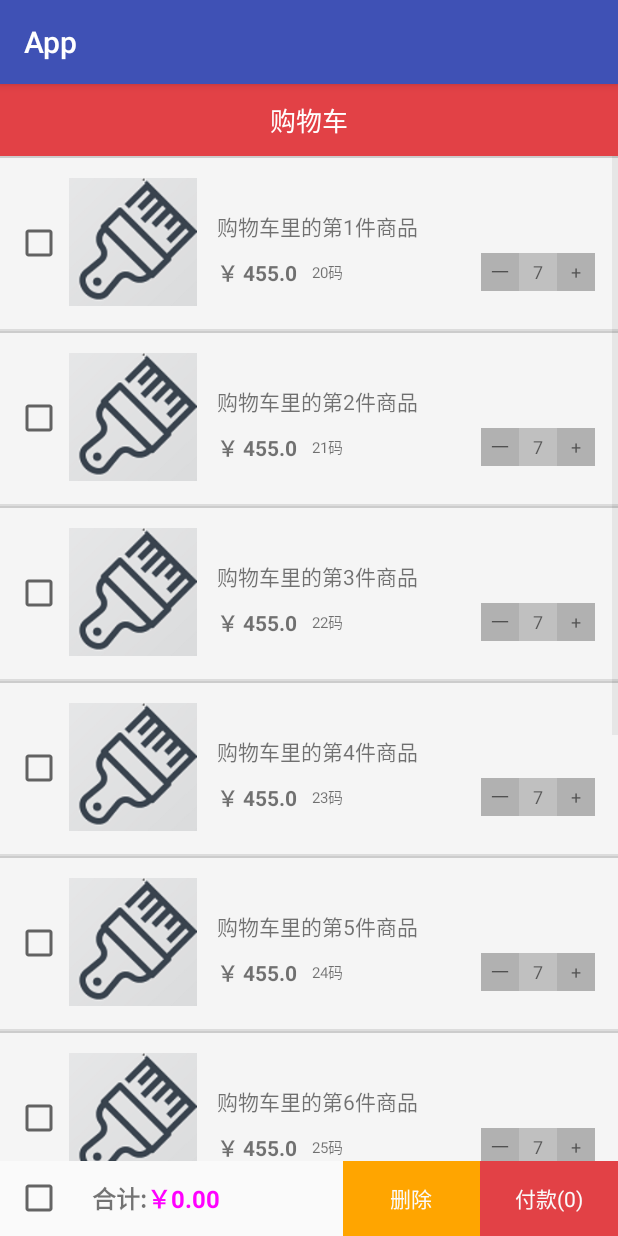
After one commit to Pyyyyyy/FitmentApp, an Android app: the ShoppingCar screen opened directly, with no data from a screen before it, on a phone screen of 412 x 824 dp. The commit adds this screen. Run offline under Robolectric (Android 15) with nearby library versions, the phone set to English and light mode, and no system bars.

Commit message:
WS20180506

```diff
--- /dev/null
+++ b/app/src/main/java/com/example/app/FitmentMaterial/CartAdapter.java
@@ -0,0 +1,151 @@
+package com.example.app.FitmentMaterial;
+
+/**
+ * Created by yickson on 2018/5/6.
+ */
+
+import android.content.Context;
+import android.view.LayoutInflater;
+import android.view.View;
+import android.view.ViewGroup;
+import android.widget.BaseAdapter;
+import android.widget.CheckBox;
+import android.widget.ImageView;
+import android.widget.TextView;
+import android.widget.Toast;
+
+import com.example.app.R;
+
+import java.util.HashMap;
+import java.util.List;
+import java.util.Map;
+public class CartAdapter extends BaseAdapter {
+
+    private Context context;
+    private List<HashMap<String,String>> dataList;
+    private ViewHolder vh;
+    private Map<String,Integer> pitchOnMap;
+    private RefreshPriceInterface refreshPriceInterface;
+
+    public CartAdapter(Context context, List<HashMap<String,String>> list){
+        this.context=context;
+        this.dataList=list;
+
+        pitchOnMap=new HashMap<>();
+        for(int i=0;i<dataList.size();i++){
+            pitchOnMap.put(dataList.get(i).get("id"),0);
+        }
+    }
+
+    @Override
+    public View getView(final int position, View view, ViewGroup viewGroup) {
+        vh=new ViewHolder();
+        if(view==null){
+            view= LayoutInflater.from(context).inflate(R.layout.shoppingcar_item,null);
+
+            vh.checkBox=(CheckBox)view.findViewById(R.id.check_box);
+            vh.icon=(ImageView)view.findViewById(R.id.iv_adapter_list_pic);
+            vh.name=(TextView)view.findViewById(R.id.tv_goods_name);
+            vh.price=(TextView)view.findViewById(R.id.tv_goods_price);
+            vh.type=(TextView)view.findViewById(R.id.tv_type_size);
+            vh.num=(TextView)view.findViewById(R.id.tv_num);
+            vh.reduce=(TextView)view.findViewById(R.id.tv_reduce);
+            vh.add=(TextView)view.findViewById(R.id.tv_add);
+
+            view.setTag(vh);
+        }else {
+            vh=(ViewHolder)view.getTag();
+        }
+
+        if(dataList.size()>0){
+
+            if(pitchOnMap.get(dataList.get(position).get("id"))==0)vh.checkBox.setChecked(false);
+            else vh.checkBox.setChecked(true);
+            HashMap<String,String> map=dataList.get(position);
+            vh.name.setText(map.get("name"));
+            vh.num.setText(map.get("count"));
+            vh.type.setText(map.get("type"));
+            vh.price.setText("￥ "+(Double.valueOf(map.get("price")) * Integer.valueOf(map.get("count"))));
+
+            vh.checkBox.setOnClickListener(new View.OnClickListener() {
+                @Override
+                public void onClick(View view) {
+                    final int index=position;
+                    if(((CheckBox)view).isChecked())pitchOnMap.put(dataList.get(index).get("id"),1);else pitchOnMap.put(dataList.get(index).get("id"),0);
+                    refreshPriceInterface.refreshPrice(pitchOnMap);
+                }
+            });
+            vh.reduce.setOnClickListener(new View.OnClickListener() {
+                @Override
+                public void onClick(View view) {
+                    final int index=position;
+                    dataList.get(index).put("count",(Integer.valueOf(dataList.get(index).get("count"))-1)+"");
+                    if(Integer.valueOf(dataList.get(index).get("count"))<=0){
+                        //可提示是否删除该商品,确定就remove,否则就保留1
+                        String deID=dataList.get(index).get("id");
+                        dataList.remove(index);
+                        pitchOnMap.remove(deID);
+                    }
+                    notifyDataSetChanged();
+                    refreshPriceInterface.refreshPrice(pitchOnMap);
+                }
+            });
+            vh.add.setOnClickListener(new View.OnClickListener() {
+                @Override
+                public void onClick(View view) {
+                    final int index=position;
+                    dataList.get(index).put("count",(Integer.valueOf(dataList.get(index).get("count"))+1)+"");
+                    if(Integer.valueOf(dataList.get(index).get("count"))>15){
+                        //15为库存可选择上限
+                        Toast.makeText(context,"已达库存上限~",Toast.LENGTH_SHORT).show();
+                        return;
+                    }
+                    notifyDataSetChanged();
+                    refreshPriceInterface.refreshPrice(pitchOnMap);
+                }
+            });
+        }
+
+        return view;
+    }
+
+    public Map<String,Integer> getPitchOnMap(){
+        return pitchOnMap;
+    }
+    public void setPitchOnMap(Map<String,Integer> pitchOnMap){
+        this.pitchOnMap=new HashMap<>();
+        this.pitchOnMap.putAll(pitchOnMap);
+    }
+
+    public interface RefreshPriceInterface{
+        void refreshPrice(Map<String, Integer> pitchOnMap);
+    }
+    public void setRefreshPriceInterface(RefreshPriceInterface refreshPriceInterface){
+        this.refreshPriceInterface=refreshPriceInterface;
+    }
+
+    @Override
+    public Object getItem(int i) {
+        return null;
+    }
+
+    @Override
+    public long getItemId(int i) {
+        return 0;
+    }
+
+    @Override
+    public int getCount() {
+        if (dataList != null) {
+            return dataList.size();
+        } else {
+            return 0;
+        }
+    }
+
+    class ViewHolder{
+        CheckBox checkBox;
+        ImageView icon;
+        TextView name,price,num,type,reduce,add;
+    }
+}
--- /dev/null
+++ b/app/src/main/java/com/example/app/FitmentMaterial/ShoppingCar.java
@@ -0,0 +1,163 @@
+package com.example.app.FitmentMaterial;
+
+import android.os.Bundle;
+import android.support.v7.app.AppCompatActivity;
+import android.view.View;
+import android.widget.CheckBox;
+import android.widget.ListView;
+import android.widget.TextView;
+import android.widget.Toast;
+
+import com.example.app.R;
+
+import java.util.ArrayList;
+import java.util.HashMap;
+import java.util.Iterator;
+import java.util.List;
+import java.util.Map;
+import java.util.Random;
+
+public class ShoppingCar extends AppCompatActivity implements CartAdapter.RefreshPriceInterface ,View.OnClickListener{
+
+    private ListView listView;
+    private CheckBox cb_check_all;
+    private TextView tv_total_price;
+    private TextView tv_delete;
+    private TextView tv_go_to_pay;
+
+    private CartAdapter adapter;
+
+    private double totalPrice = 0.00;
+    private int totalCount = 0;
+    private List<HashMap<String,String>> goodsList;
+
+    @Override
+    protected void onCreate(Bundle savedInstanceState) {
+        super.onCreate(savedInstanceState);
+        setContentView(R.layout.shoppingcar);
+
+        initDate();
+    }
+
+    //控制价格展示
+    private void priceControl(Map<String, Integer> pitchOnMap){
+        totalCount = 0;
+        totalPrice = 0.00;
+        for(int i=0;i<goodsList.size();i++){
+            if(pitchOnMap.get(goodsList.get(i).get("id"))==1){
+                totalCount=totalCount+Integer.valueOf(goodsList.get(i).get("count"));
+                double goodsPrice=Integer.valueOf(goodsList.get(i).get("count"))*Double.valueOf(goodsList.get(i).get("price"));
+                totalPrice=totalPrice+goodsPrice;
+            }
+        }
+        tv_total_price.setText("￥ "+totalPrice);
+        tv_go_to_pay.setText("付款("+totalCount+")");
+    }
+
+    @Override
+    public void refreshPrice(Map<String, Integer> pitchOnMap) {
+        priceControl(pitchOnMap);
+    }
+
+    @Override
+    public void onClick(View view) {
+        switch (view.getId()){
+            case R.id.all_chekbox:
+                AllTheSelected();
+                break;
+            case R.id.tv_go_to_pay:
+                if(totalCount<=0){
+                    Toast.makeText(this,"请选择要付款的商品~",Toast.LENGTH_SHORT).show();
+                    return;
+                }
+                Toast.makeText(this,"钱就是另一回事了~",Toast.LENGTH_SHORT).show();
+                break;
+            case R.id.tv_delete:
+                if(totalCount<=0){
+                    Toast.makeText(this,"请选择要删除的商品~",Toast.LENGTH_SHORT).show();
+                    return;
+                }
+                checkDelete(adapter.getPitchOnMap());
+                break;
+        }
+    }
+
+    //删除操作
+    private void checkDelete(Map<String,Integer> map){
+        List<HashMap<String,String>> waitDeleteList=new ArrayList<>();
+        Map<String,Integer> waitDeleteMap =new HashMap<>();
+        for(int i=0;i<goodsList.size();i++){
+            if(map.get(goodsList.get(i).get("id"))==1){
+                waitDeleteList.add(goodsList.get(i));
+                waitDeleteMap.put(goodsList.get(i).get("id"),map.get(goodsList.get(i).get("id")));
+            }
+        }
+        goodsList.removeAll(waitDeleteList);
+        map.remove(waitDeleteMap);
+        priceControl(map);
+        adapter.notifyDataSetChanged();
+    }
+
+    //全选或反选
+    private void AllTheSelected(){
+        Map<String,Integer> map=adapter.getPitchOnMap();
+        boolean isCheck=false;
+        boolean isUnCheck=false;
+        Iterator iter = map.entrySet().iterator();
+        while (iter.hasNext()) {
+            Map.Entry entry = (Map.Entry) iter.next();
+            if(Integer.valueOf(entry.getValue().toString())==1)isCheck=true;
+            else isUnCheck=true;
+        }
+        if(isCheck==true&&isUnCheck==false){//已经全选,做反选
+            for(int i=0;i<goodsList.size();i++){
+                map.put(goodsList.get(i).get("id"),0);
+            }
+            cb_check_all.setChecked(false);
+        }else if(isCheck==true && isUnCheck==true){//部分选择,做全选
+            for(int i=0;i<goodsList.size();i++){
+                map.put(goodsList.get(i).get("id"),1);
+            }
+            cb_check_all.setChecked(true);
+        }else if(isCheck==false && isUnCheck==true){//一个没选,做全选
+            for(int i=0;i<goodsList.size();i++){
+                map.put(goodsList.get(i).get("id"),1);
+            }
+            cb_check_all.setChecked(true);
+        }
+        priceControl(map);
+        adapter.setPitchOnMap(map);
+        adapter.notifyDataSetChanged();
+    }
+
+    private void initView(){
+        listView = (ListView) findViewById(R.id.listview);
+        cb_check_all = (CheckBox) findViewById(R.id.all_chekbox);
+        tv_total_price = (TextView) findViewById(R.id.tv_total_price);
+        tv_delete = (TextView) findViewById(R.id.tv_delete);
+        tv_go_to_pay = (TextView) findViewById(R.id.tv_go_to_pay);
+        tv_go_to_pay.setOnClickListener(this);
+        tv_delete.setOnClickListener(this);
+        cb_check_all.setOnClickListener(this);
+
+        adapter=new CartAdapter(this,goodsList);
+        adapter.setRefreshPriceInterface(this);
+        listView.setAdapter(adapter);
+        adapter.notifyDataSetChanged();
+    }
+
+    private void initDate(){
+        goodsList=new ArrayList<>();
+        for(int i=0;i<10;i++){
+            HashMap<String,String> map=new HashMap<>();
+            map.put("id",(new Random().nextInt(10000)%(10000-2900+2900) + 2900)+"");
+            map.put("name","购物车里的第"+(i+1)+"件商品");
+            map.put("type",(i+20)+"码");
+            map.put("price",(new Random().nextInt(100)%(100-29+29) + 29)+"");
+            map.put("count",(new Random().nextInt(10)%(10-1+1) + 1)+"");
+            goodsList.add(map);
+        }
+
+        initView();
+    }
+}
--- a/app/src/main/res/layout/fitment_material_layout.xml
+++ b/app/src/main/res/layout/fitment_material_layout.xml
@@ -121,6 +121,11 @@
             android:textSize="22sp"
             />
     </RadioGroup>
+    <Button
+        android:id="@+id/button_shoppingcar"
+        android:layout_width="60dp"
+        android:layout_height="60dp"
+        android:background="@drawable/shoppingcar"/>
 
 
     <android.support.v7.widget.RecyclerView
--- /dev/null
+++ b/app/src/main/res/layout/shoppingcar.xml
@@ -0,0 +1,100 @@
+<?xml version="1.0" encoding="utf-8"?>
+<LinearLayout xmlns:android="http://schemas.android.com/apk/res/android"
+    android:layout_width="match_parent"
+    android:layout_height="match_parent"
+    android:orientation="vertical" >
+
+    <LinearLayout
+        android:id="@+id/top_bar"
+        android:layout_width="match_parent"
+        android:layout_height="48dp"
+        android:background="#E24146"
+        android:orientation="vertical" >
+        <TextView
+            android:id="@+id/title"
+            android:layout_width="match_parent"
+            android:layout_height="wrap_content"
+            android:gravity="center"
+            android:minHeight="48dp"
+            android:text="购物车"
+            android:textColor="#ffffff"
+            android:textSize="17sp" />
+    </LinearLayout>
+
+    <ListView
+        android:id="@+id/listview"
+        android:layout_width="match_parent"
+        android:layout_height="0dp"
+        android:layout_weight="1"
+        android:childIndicator="@null"
+        android:groupIndicator="@null" >
+    </ListView>
+
+    <LinearLayout
+        android:layout_width="match_parent"
+        android:layout_height="50dp"
+        android:orientation="horizontal" >
+
+        <LinearLayout
+            android:layout_width="0dp"
+            android:layout_height="match_parent"
+            android:layout_weight="2.5"
+            android:gravity="center_vertical"
+            android:orientation="horizontal" >
+
+            <CheckBox
+                android:id="@+id/all_chekbox"
+                android:layout_width="wrap_content"
+                android:layout_height="wrap_content"
+                android:layout_gravity="center_vertical"
+                android:layout_marginLeft="10dp"
+                android:layout_marginRight="4dp"
+                android:checkMark="?android:attr/listChoiceIndicatorMultiple"
+                android:gravity="center"
+                android:minHeight="64dp"
+                android:paddingLeft="10dp"
+                android:textAppearance="?android:attr/textAppearanceLarge"
+                android:visibility="visible" />
+
+            <TextView
+                android:layout_width="wrap_content"
+                android:layout_height="wrap_content"
+                android:layout_marginLeft="5dp"
+                android:text="合计:"
+                android:textSize="16sp"
+                android:textStyle="bold" />
+
+            <TextView
+                android:id="@+id/tv_total_price"
+                android:layout_width="wrap_content"
+                android:layout_height="wrap_content"
+                android:text="￥0.00"
+                android:textColor="#FF00FF"
+                android:textSize="16sp"
+                android:textStyle="bold" />
+        </LinearLayout>
+
+        <TextView
+            android:id="@+id/tv_delete"
+            android:layout_width="0dp"
+            android:layout_height="match_parent"
+            android:layout_weight="1"
+            android:background="#FFA500"
+            android:clickable="true"
+            android:gravity="center"
+            android:text="删除"
+            android:textColor="#FAFAFA" />
+
+        <TextView
+            android:id="@+id/tv_go_to_pay"
+            android:layout_width="0dp"
+            android:layout_height="match_parent"
+            android:layout_weight="1"
+            android:background="#E24146"
+            android:clickable="true"
+            android:gravity="center"
+            android:text="付款(0)"
+            android:textColor="#FAFAFA" />
+    </LinearLayout>
+
+</LinearLayout>
--- /dev/null
+++ b/app/src/main/res/layout/shoppingcar_item.xml
@@ -0,0 +1,126 @@
+<LinearLayout xmlns:android="http://schemas.android.com/apk/res/android"
+    android:layout_width="match_parent"
+    android:layout_height="wrap_content"
+    android:orientation="vertical" >
+
+    <View
+        android:layout_width="match_parent"
+        android:layout_height="1dp"
+        android:background="#CCCCCC" />
+
+    <LinearLayout
+        android:layout_width="match_parent"
+        android:layout_height="wrap_content"
+        android:background="#F5F5F5"
+        android:orientation="horizontal" >
+
+        <CheckBox
+            android:id="@+id/check_box"
+            android:layout_width="wrap_content"
+            android:layout_height="wrap_content"
+            android:layout_gravity="center_vertical"
+            android:layout_marginLeft="10dp"
+            android:layout_marginRight="4dp"
+            android:checkMark="?android:attr/listChoiceIndicatorMultiple"
+            android:gravity="center"
+            android:minHeight="64dp"
+            android:minWidth="32dp"
+            android:textAppearance="?android:attr/textAppearanceLarge"
+            android:visibility="visible" />
+
+        <ImageView
+            android:id="@+id/iv_adapter_list_pic"
+            android:layout_width="85dp"
+            android:layout_height="85dp"
+            android:layout_marginBottom="15dp"
+            android:layout_marginTop="13dp"
+            android:scaleType="centerCrop"
+            android:src="@drawable/shangpin01" />
+
+        <RelativeLayout
+            android:layout_width="wrap_content"
+            android:layout_height="match_parent"
+            android:layout_gravity="center_vertical"
+            android:layout_marginTop="10dp"
+            android:layout_marginLeft="13dp" >
+
+            <TextView
+                android:id="@+id/tv_goods_name"
+                android:layout_width="match_parent"
+                android:layout_height="wrap_content"
+                android:layout_marginRight="10dp"
+                android:layout_marginTop="20dp"
+                android:ellipsize="end"
+                android:maxLines="2"
+                android:textSize="14sp" />
+
+            <RelativeLayout
+                android:layout_width="match_parent"
+                android:layout_height="wrap_content"
+                android:layout_alignParentBottom="true"
+                android:layout_marginBottom="30dp"
+                android:orientation="horizontal" >
+
+                <TextView
+                    android:id="@+id/tv_goods_price"
+                    android:layout_width="wrap_content"
+                    android:layout_height="wrap_content"
+                    android:layout_centerVertical="true"
+                    android:singleLine="true"
+
+                    android:textSize="14sp"
+                    android:textStyle="bold" />
+
+                <TextView
+                    android:id="@+id/tv_type_size"
+                    android:layout_width="wrap_content"
+                    android:layout_height="wrap_content"
+                    android:layout_centerVertical="true"
+                    android:layout_marginLeft="10dp"
+                    android:layout_toRightOf="@+id/tv_goods_price"
+                    android:singleLine="true"
+                    android:textSize="10sp"/>
+
+                <LinearLayout
+                    android:layout_width="wrap_content"
+                    android:layout_height="wrap_content"
+                    android:layout_alignParentRight="true"
+                    android:layout_centerVertical="true"
+                    android:layout_marginRight="15dp"
+                    android:orientation="horizontal" >
+
+                    <TextView
+                        android:id="@+id/tv_reduce"
+                        android:layout_width="25dp"
+                        android:layout_height="25dp"
+                        android:background="#b1b1b1"
+                        android:gravity="center"
+                        android:text="一"
+
+                        android:textSize="12sp" />
+
+                    <TextView
+                        android:id="@+id/tv_num"
+                        android:layout_width="25dp"
+                        android:layout_height="25dp"
+                        android:background="#C0C0C0"
+                        android:gravity="center"
+                        android:singleLine="true"
+                        android:text="1"
+
+                        android:textSize="12sp" />
+
+                    <TextView
+                        android:id="@+id/tv_add"
+                        android:layout_width="25dp"
+                        android:layout_height="25dp"
+                        android:background="#b1b1b1"
+                        android:gravity="center"
+                        android:text="+"
+                        android:textSize="12sp" />
+                </LinearLayout>
+            </RelativeLayout>
+        </RelativeLayout>
+    </LinearLayout>
+
+</LinearLayout>
```
Also changed, not shown: app/src/main/AndroidManifest.xml (+7 -1 lines), app/src/main/java/com/example/app/FitmentMaterial/FitmentAddActivity.java (+35 -3 lines), app/src/main/java/com/example/app/FitmentMaterial/FitmentMaterialActivity.java (+8 -1 lines), app/src/main/java/com/example/app/main/FragmenHome.java (+36 -1 lines), app/src/main/java/com/example/app/zhuangXiuQian/SlideShowView.java (+0 -8 lines), app/src/main/res/layout/fitment_add_layout.xml (+10 -8 lines), app/src/main/res/layout/fragment_home.xml (+25 -14 lines), app/src/main/res/drawable/home_button.jpg (added), app/src/main/res/drawable/pic1.png (added), app/src/main/res/drawable/recommend01.jpg (added), app/src/main/res/drawable/recommend02.jpg (added), app/src/main/res/drawable/recommend03.jpg (added), app/src/main/res/drawable/shangpin01.png (added), app/src/main/res/drawable/shoppingcar.jpg (added), 1 more files.
